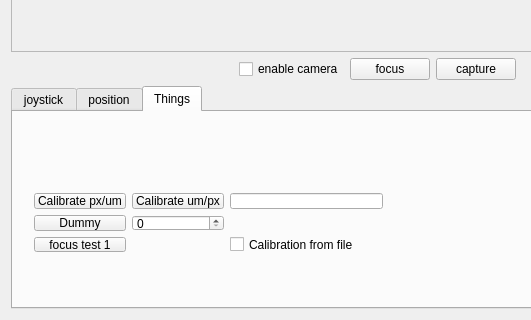
gitHleon/magrathea, file magrathea.ui: the form before one commit; both pictures show x 0 to 531 and y 480 to 800 of the 1400 by 800 pixel window.
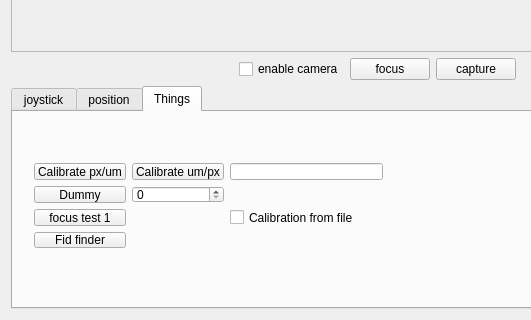
The form after the commit.

```diff
--- a/magrathea.ui
+++ b/magrathea.ui
@@ -474,9 +474,9 @@
          <property name="geometry">
           <rect>
            <x>10</x>
-           <y>70</y>
+           <y>40</y>
            <width>371</width>
-           <height>81</height>
+           <height>107</height>
           </rect>
          </property>
          <layout class="QGridLayout" name="gridLayout_5">
@@ -525,6 +525,13 @@
             </property>
            </widget>
           </item>
+          <item row="3" column="0">
+           <widget class="QPushButton" name="Fiducial_finder_button_1">
+            <property name="text">
+             <string>Fid finder</string>
+            </property>
+           </widget>
+          </item>
          </layout>
         </widget>
        </widget>
```
